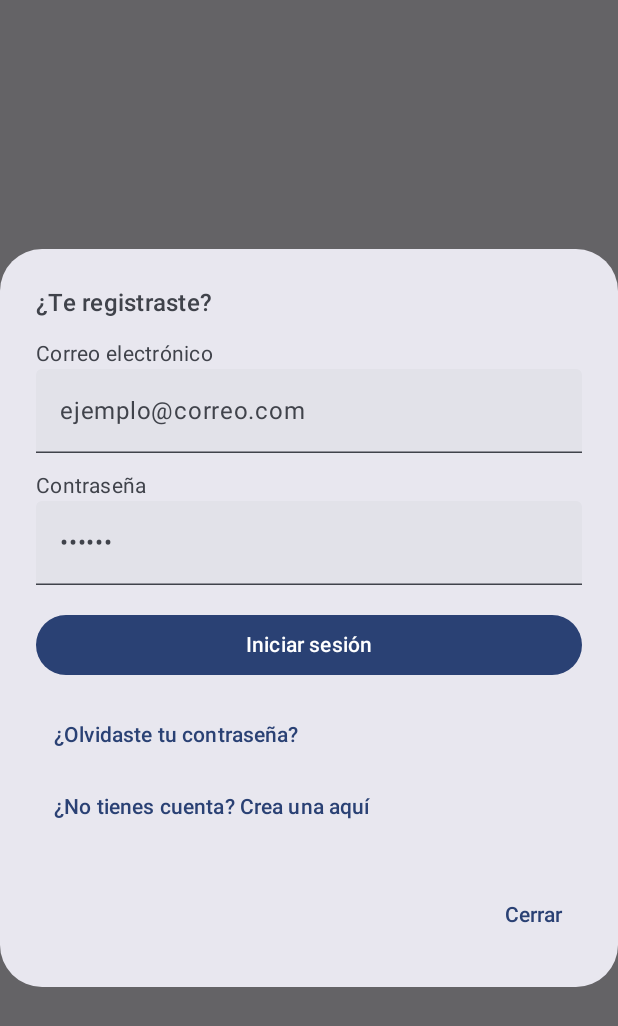
After one commit to albieri765/Mimos, an Android app built with Jetpack Compose: the composable LoginDialog shown on its own in the app's theme, on a phone screen of 412 x 824 dp. The commit adds this screen. Shown: the top 1026 px of the screen. Run offline under Robolectric (Android 15) with nearby library versions, the phone set to English and light mode, and no system bars.

Commit message:
Optavo Commit: Se hizo un DialogFragment para el login

```diff
--- /dev/null
+++ b/app/src/main/java/com/example/mimos/screens/components/LoginDialog.kt
@@ -0,0 +1,74 @@
+package com.example.mimos.screens.components
+
+import androidx.compose.foundation.layout.*
+import androidx.compose.material3.*
+import androidx.compose.runtime.*
+import androidx.compose.ui.Modifier
+import androidx.compose.ui.text.input.PasswordVisualTransformation
+import androidx.compose.ui.unit.dp
+
+@Composable
+fun LoginDialog(
+    onDismiss: () -> Unit,
+    onLoginClick: (String, String) -> Unit,
+    onForgotPassword: () -> Unit,
+    onCreateAccount: () -> Unit
+) {
+    var email by remember { mutableStateOf("") }
+    var password by remember { mutableStateOf("") }
+
+    AlertDialog(
+        onDismissRequest = onDismiss,
+        confirmButton = {},
+        text = {
+            Column {
+                Text(
+                    text = "¿Te registraste?",
+                    style = MaterialTheme.typography.titleMedium
+                )
+                Spacer(modifier = Modifier.height(12.dp))
+
+                Text(text = "Correo electrónico")
+                TextField(
+                    value = email,
+                    onValueChange = { email = it },
+                    placeholder = { Text("ejemplo@correo.com") },
+                    modifier = Modifier.fillMaxWidth()
+                )
+                Spacer(modifier = Modifier.height(12.dp))
+
+                Text(text = "Contraseña")
+                TextField(
+                    value = password,
+                    onValueChange = { password = it },
+                    placeholder = { Text("••••••") },
+                    modifier = Modifier.fillMaxWidth(),
+                    visualTransformation = PasswordVisualTransformation()
+                )
+                Spacer(modifier = Modifier.height(16.dp))
+
+                Button(
+                    onClick = { onLoginClick(email, password) },
+                    modifier = Modifier.fillMaxWidth()
+                ) {
+                    Text("Iniciar sesión")
+                }
+
+                Spacer(modifier = Modifier.height(12.dp))
+
+                TextButton(onClick = onForgotPassword) {
+                    Text("¿Olvidaste tu contraseña?")
+                }
+
+                TextButton(onClick = onCreateAccount) {
+                    Text("¿No tienes cuenta? Crea una aquí")
+                }
+            }
+        },
+        dismissButton = {
+            TextButton(onClick = onDismiss) {
+                Text("Cerrar")
+            }
+        }
+    )
+}
--- a/app/src/main/java/com/example/mimos/screens/components/TopHeader.kt
+++ b/app/src/main/java/com/example/mimos/screens/components/TopHeader.kt
@@ -21,7 +21,8 @@ import com.example.mimos.R
 @Composable
 fun TopHeader(
     onMenuClick: () -> Unit,
-    onNotificationsClick: () -> Unit
+    onNotificationsClick: () -> Unit,
+    onUserClick: () -> Unit
 ) {
     Row(
         modifier = Modifier
@@ -51,7 +52,7 @@ fun TopHeader(
             IconButton(onClick = { /* TODO: Carrito */ }) {
                 Icon(imageVector = Icons.Default.ShoppingCart, contentDescription = "Carrito", tint = Color.White)
             }
-            IconButton(onClick = { /* TODO: Usuario */ }) {
+            IconButton(onClick = { onUserClick() }) {
                 Icon(imageVector = Icons.Default.Person, contentDescription = "Usuario", tint = Color.White)
             }
         }
```
Also changed, not shown: app/src/main/java/com/example/mimos/screens/MainScreen.kt (+19 -1 lines).
